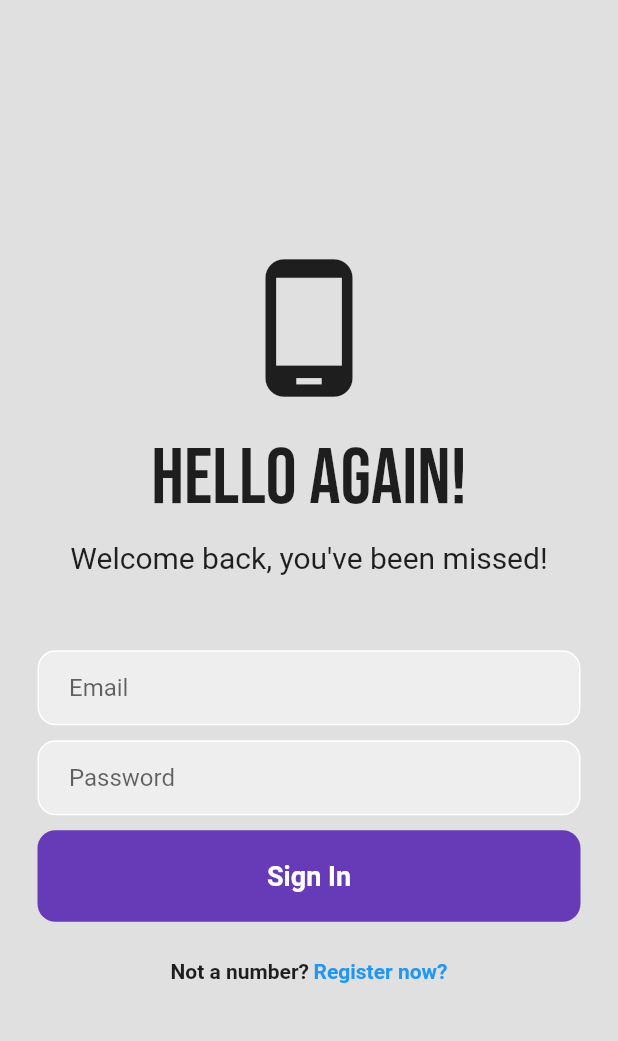
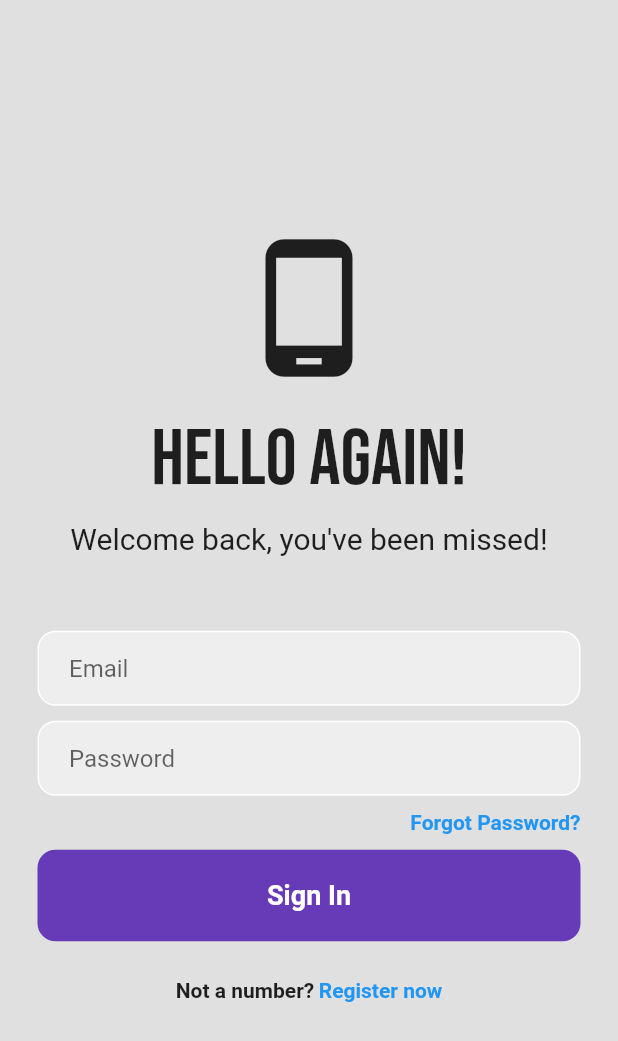
Before and after one commit to Emirlan-Zhanakeev/med_traker, a Flutter app: the screen it shows after launch, on a phone screen of 412 x 824 dp. Shown: the top 1041 px of the screen. Run offline on Flutter 3.47's test engine with Material 2 defaults, Android fonts, the phone set to English and light mode, and no system bars; our stand-ins replace firebase_auth, firebase_core, google_fonts; accounts and stored records are empty.

Commit message:
registration page

```diff
--- /dev/null
+++ b/lib/auth/auth_page.dart
@@ -0,0 +1,31 @@
+import 'package:flutter/material.dart';
+import 'package:untitled1/pages/login_page.dart';
+import 'package:untitled1/pages/register_page.dart';
+
+class AuthPage extends StatefulWidget {
+  const AuthPage({Key? key}) : super(key: key);
+
+  @override
+  State<AuthPage> createState() => _AuthPageState();
+}
+
+class _AuthPageState extends State<AuthPage> {
+
+  /// show login page
+  bool showLoginPage = true;
+
+  void toggleScreens() {
+    setState(() {
+    showLoginPage = !showLoginPage;
+    });
+  }
+
+  @override
+  Widget build(BuildContext context) {
+    if (showLoginPage) {
+      return LoginPage(showRegisterPage: toggleScreens);
+    } else {
+      return RegisterPage(showLoginPage: toggleScreens);
+    }
+  }
+}
--- a/lib/auth/main_page.dart
+++ b/lib/auth/main_page.dart
@@ -1,8 +1,9 @@
 import 'package:firebase_auth/firebase_auth.dart';
 import 'package:flutter/material.dart';
-import 'package:untitled1/auth/login_page.dart';
+import 'package:untitled1/auth/auth_page.dart';
+import 'package:untitled1/pages/login_page.dart';
 
-import 'home_page.dart';
+import '../pages/home_page.dart';
 
 class MainPage extends StatelessWidget {
   const MainPage({Key? key}) : super(key: key);
@@ -16,7 +17,7 @@ class MainPage extends StatelessWidget {
           if (snapshot.hasData) {
             return HomePage();
           } else {
-            return LoginPage();
+            return AuthPage();
           }
         },
       ),
--- a/lib/main.dart
+++ b/lib/main.dart
@@ -1,7 +1,6 @@
 import 'package:flutter/material.dart';
 import 'package:firebase_core/firebase_core.dart';
 import 'package:untitled1/auth/main_page.dart';
-import 'auth/login_page.dart';
 
 void main() async {
   WidgetsFlutterBinding.ensureInitialized();
--- a/lib/auth/home_page.dart
+++ b/lib/pages/home_page.dart
@@ -21,7 +21,7 @@ class _HomePageState extends State<HomePage> {
               onPressed: () {
                 FirebaseAuth.instance.signOut();
               },
-              icon: Icon(Icons.logout))
+              icon: const Icon(Icons.logout))
         ],
       ),
       body: Center(
--- /dev/null
+++ b/lib/pages/login_page.dart
@@ -0,0 +1,187 @@
+import 'package:firebase_auth/firebase_auth.dart';
+import 'package:flutter/material.dart';
+import 'package:google_fonts/google_fonts.dart';
+import 'package:untitled1/pages/forgot_pw_page.dart';
+
+class LoginPage extends StatefulWidget {
+  final VoidCallback showRegisterPage;
+
+  const LoginPage({Key? key, required this.showRegisterPage}) : super(key: key);
+
+  @override
+  State<LoginPage> createState() => _LoginPageState();
+}
+
+class _LoginPageState extends State<LoginPage> {
+  ///controllers
+  final _emailController = TextEditingController();
+  final _passwordController = TextEditingController();
+
+  Future signIn() async {
+    await FirebaseAuth.instance.signInWithEmailAndPassword(
+      email: _emailController.text.trim(),
+      password: _passwordController.text.trim(),
+    );
+  }
+
+  @override
+  void dispose() {
+    _emailController.dispose();
+    _passwordController.dispose();
+    super.dispose();
+  }
+
+  @override
+  Widget build(BuildContext context) {
+    return Scaffold(
+      backgroundColor: Colors.grey[300],
+      body: SafeArea(
+        child: Center(
+          child: Column(
+            mainAxisAlignment: MainAxisAlignment.center,
+            children: [
+              const Icon(
+                Icons.phone_android,
+                size: 100,
+              ),
+              const SizedBox(height: 20),
+              Text(
+                'Hello Again!',
+                style: GoogleFonts.bebasNeue(
+                  fontSize: 52,
+                ),
+              ),
+              const SizedBox(height: 10),
+              const Text(
+                'Welcome back, you\'ve been missed!',
+                style: TextStyle(fontSize: 20),
+              ),
+
+              const SizedBox(
+                height: 50,
+              ),
+
+              ///Email TextField
+              Padding(
+                padding: const EdgeInsets.symmetric(horizontal: 25.0),
+                child: Container(
+                  decoration: BoxDecoration(
+                    color: Colors.grey[200],
+                    border: Border.all(color: Colors.white),
+                    borderRadius: BorderRadius.circular(12),
+                  ),
+                  child: Padding(
+                    padding: const EdgeInsets.only(left: 20.0),
+                    child: TextField(
+                      controller: _emailController,
+                      decoration: const InputDecoration(
+                          border: InputBorder.none, hintText: 'Email'),
+                    ),
+                  ),
+                ),
+              ),
+              const SizedBox(height: 10),
+
+              ///Password TextField
+              Padding(
+                padding: const EdgeInsets.symmetric(horizontal: 25.0),
+                child: Container(
+                  decoration: BoxDecoration(
+                    color: Colors.grey[200],
+                    border: Border.all(color: Colors.white),
+                    borderRadius: BorderRadius.circular(12),
+                  ),
+                  child: Padding(
+                    padding: const EdgeInsets.only(left: 20.0),
+                    child: TextField(
+                      controller: _passwordController,
+                      obscureText: true,
+                      decoration: const InputDecoration(
+                          border: InputBorder.none, hintText: 'Password'),
+                    ),
+                  ),
+                ),
+              ),
+              const SizedBox(height: 10),
+
+              Padding(
+                padding: const EdgeInsets.symmetric(horizontal: 25.0),
+                child: Row(
+                  mainAxisAlignment: MainAxisAlignment.end,
+                  children: [
+                    GestureDetector(
+                      onTap: (){
+                        Navigator.push(context, MaterialPageRoute(builder: (context) {
+                          return ForgotPasswordPage();
+                        },
+                        ),
+                        );
+                      },
+                      child: const Text(
+                        'Forgot Password?',
+                        style: TextStyle(color: Colors.blue, fontWeight: FontWeight.bold),
+                      ),
+                    ),
+                  ],
+                ),
+              ),
+
+              const SizedBox(height: 10),
+
+              ///button
+              Padding(
+                padding: const EdgeInsets.symmetric(horizontal: 25.0),
+                child: GestureDetector(
+                  onTap: signIn,
+                  child: Container(
+                    padding: const EdgeInsets.all(20),
+                    decoration: BoxDecoration(
+                      color: Colors.deepPurple,
+                      borderRadius: BorderRadius.circular(12),
+                    ),
+                    child: const Center(
+                      child: Text(
+                        'Sign In',
+                        style: TextStyle(
+                          color: Colors.white,
+                          fontWeight: FontWeight.bold,
+                          fontSize: 18,
+                        ),
+                      ),
+                    ),
+                  ),
+                ),
+              ),
+
+              const SizedBox(height: 25),
+
+              ///Register now?
+              Row(
+                mainAxisAlignment: MainAxisAlignment.center,
+                children: [
+                  const Text(
+                    'Not a number?',
+                    style: TextStyle(
+                      fontWeight: FontWeight.bold,
+                    ),
+                  ),
+                  const SizedBox(width: 3),
+                  GestureDetector(
+                    onTap: widget.showRegisterPage,
+                    child: const Text(
+                      'Register now',
+                      style: TextStyle(
+                        color: Colors.blue,
+                        fontWeight: FontWeight.bold,
+                      ),
+                    ),
+                  ),
+                ],
+              )
+            ],
+          ),
+        ),
+      ),
+    );
+  }
+}
```
Also changed, not shown: lib/pages/forgot_pw_page.dart (added, +83 -0 lines), lib/pages/register_page.dart (renamed from lib/auth/login_page.dart, +62 -26 lines).
